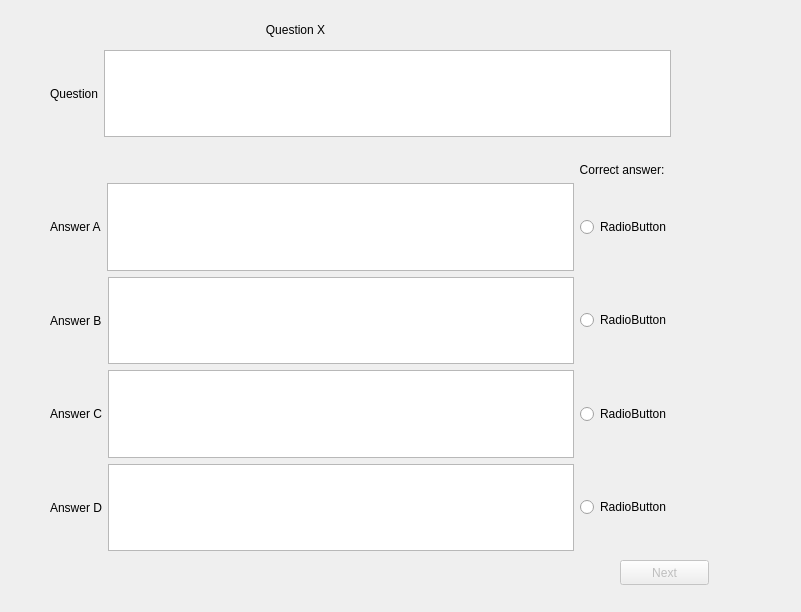
This is Kahoot_client/createquestion.ui in JanMetz/Kahoot as Qt 5 draws it before an edit. The edited form follows.
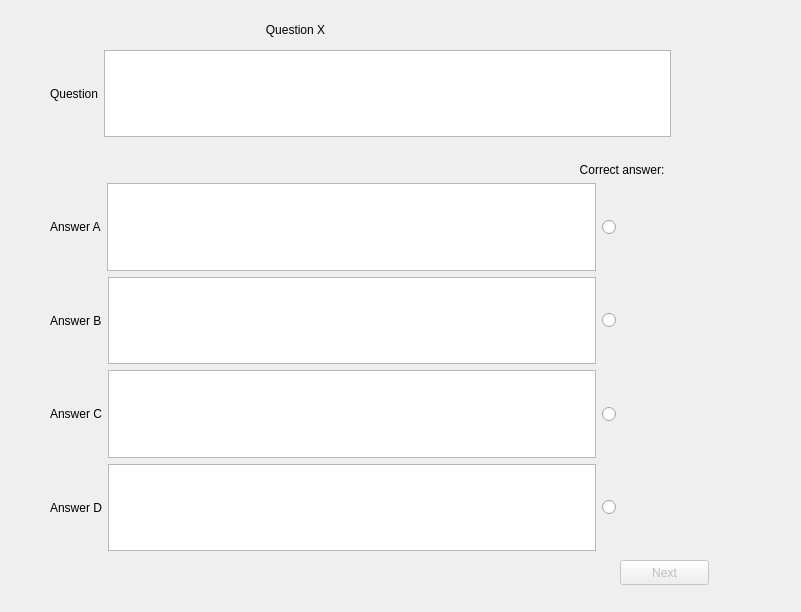
This is the edited form.

Patch:
```diff
--- a/Kahoot_client/createquestion.ui
+++ b/Kahoot_client/createquestion.ui
@@ -45,7 +45,7 @@
     <string>Next</string>
    </property>
   </widget>
-  <widget class="QWidget" name="">
+  <widget class="QWidget" name="layoutWidget">
    <property name="geometry">
     <rect>
      <x>50</x>
@@ -70,7 +70,7 @@
       <item>
        <widget class="QRadioButton" name="radioButtonC">
         <property name="text">
-         <string>RadioButton</string>
+         <string>             </string>
         </property>
         <attribute name="buttonGroup">
          <string notr="true">buttonGroup</string>
@@ -107,7 +107,7 @@
       <item>
        <widget class="QRadioButton" name="radioButtonB">
         <property name="text">
-         <string>RadioButton</string>
+         <string>             </string>
         </property>
         <attribute name="buttonGroup">
          <string notr="true">buttonGroup</string>
@@ -145,7 +145,7 @@
       <item>
        <widget class="QRadioButton" name="radioButtonA">
         <property name="text">
-         <string>RadioButton</string>
+         <string>             </string>
         </property>
         <attribute name="buttonGroup">
          <string notr="true">buttonGroup</string>
@@ -169,7 +169,7 @@
       <item>
        <widget class="QRadioButton" name="radioButtonD">
         <property name="text">
-         <string>RadioButton</string>
+         <string>             </string>
         </property>
         <attribute name="buttonGroup">
          <string notr="true">buttonGroup</string>
```
